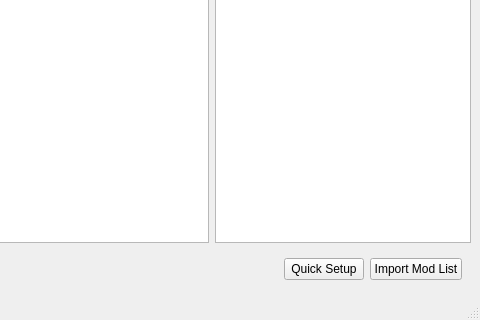
FortuneStreetModding/csmm-qt, file mainwindow.ui: the form before one commit; both pictures show x 800 to 1280 and y 400 to 720 of the 1280 by 720 pixel window.
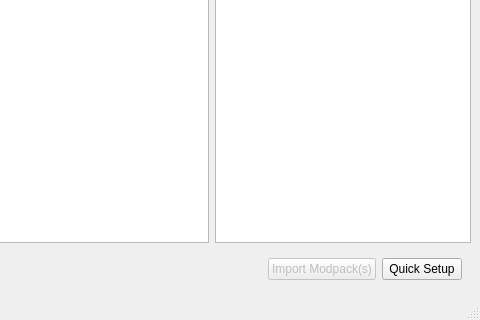
The form after the commit. Custom widgets are drawn as their Qt base class.

Commit message: Allow multiple modpacks to be added from Advanced mode

What changed in the file:
```diff
--- a/mainwindow.ui
+++ b/mainwindow.ui
@@ -140,16 +140,19 @@
         </spacer>
        </item>
        <item>
-        <widget class="QPushButton" name="quickSetup">
+        <widget class="QPushButton" name="importModPack">
+         <property name="enabled">
+          <bool>false</bool>
+         </property>
          <property name="text">
-          <string>Quick Setup</string>
+          <string>Import Modpack(s)</string>
          </property>
         </widget>
        </item>
        <item>
-        <widget class="QPushButton" name="importModPack">
+        <widget class="QPushButton" name="quickSetup">
          <property name="text">
-          <string>Import Mod List</string>
+          <string>Quick Setup</string>
          </property>
         </widget>
        </item>
```
The commit also changes 7 other files.
